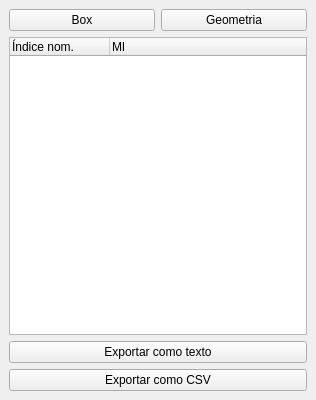
Old version of the form DeterminarMIArea/detMIArea_dockwidget_base.ui in the repository phborba/dsgtoolsop.
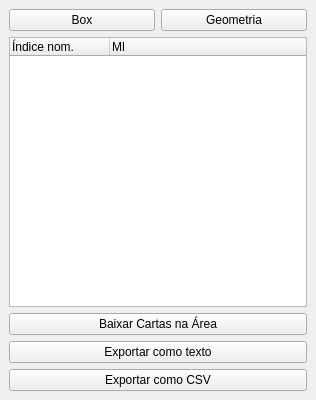
New version of the form.

Commit message:
added download option to "find chart by postition"
now allows do download tif files from BDGEx of selected area

Diff of the .ui file:
```diff
--- a/DeterminarMIArea/detMIArea_dockwidget_base.ui
+++ b/DeterminarMIArea/detMIArea_dockwidget_base.ui
@@ -92,6 +92,13 @@
       </column>
      </widget>
     </item>
+    <item>
+     <widget class="QPushButton" name="downloadButton">
+      <property name="text">
+       <string>Baixar Cartas na Área</string>
+      </property>
+     </widget>
+    </item>
     <item>
      <widget class="QPushButton" name="txtButton">
       <property name="text">
```
The commit also changes 3 other files.
